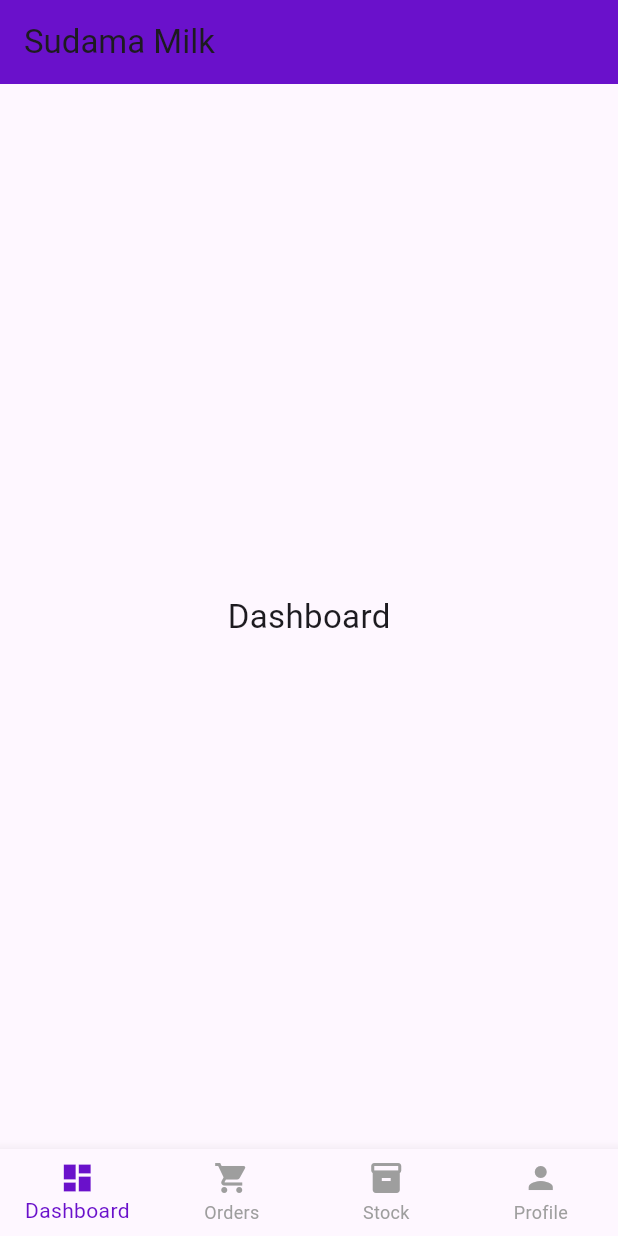
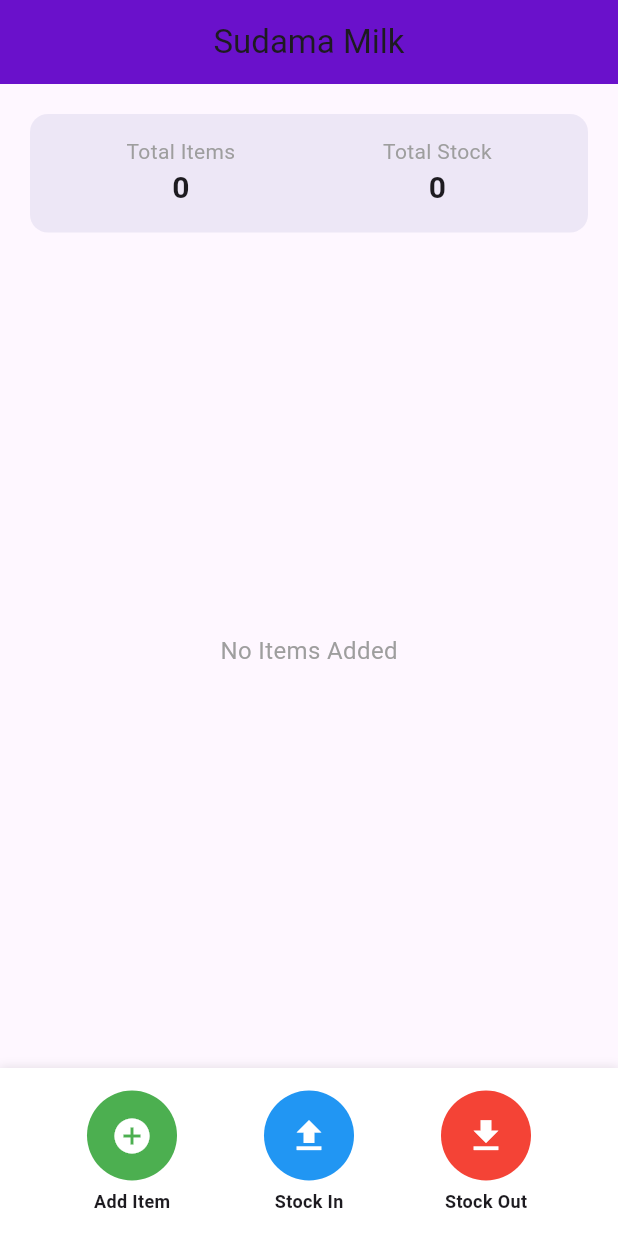
Before and after one commit to umeshsachala/sudama_milk, a Flutter app: the Homescreen screen opened directly, on a phone screen of 412 x 824 dp. Run offline on Flutter 3.47's test engine with Material 3 defaults, Android fonts, the phone set to English and light mode, and no system bars.

Commit message:
all set that

```diff
--- a/lib/main.dart
+++ b/lib/main.dart
@@ -1,5 +1,5 @@
 import 'package:flutter/material.dart';
-import 'package:sudama_milk/screens/Flash_screen.dart';
+import 'package:sudama_milk/screens/splash_screen.dart';
 
 void main() {
   runApp(const MyApp());
@@ -15,7 +15,7 @@ class MyApp extends StatelessWidget {
       theme: ThemeData(
         colorScheme: ColorScheme.fromSeed(seedColor: Colors.deepPurple),
       ),
-      home: const FlashScreen(),
+      home: const splash(),
       debugShowCheckedModeBanner: false,
     );
   }
--- a/lib/screens/Home_screen.dart
+++ /dev/null
@@ -1,61 +0,0 @@
-import 'package:flutter/material.dart';
-
-class Homescreen extends StatefulWidget {
-  const Homescreen({super.key});
-
-  @override
-  State<Homescreen> createState() => _HomescreenState();
-}
-
-class _HomescreenState extends State<Homescreen> {
-  int currentIndex = 0;
-
-  final List<Widget> pages = [
-    Center(child: Text("Dashboard", style: TextStyle(fontSize: 22))),
-    Center(child: Text("Orders", style: TextStyle(fontSize: 22))),
-    Center(child: Text("Stock", style: TextStyle(fontSize: 22))),
-    Center(child: Text("Profile", style: TextStyle(fontSize: 22))),
-  ];
-
-  @override
-  Widget build(BuildContext context) {
-    return Scaffold(
-      appBar: AppBar(
-        title: const Text("Sudama Milk"),
-        backgroundColor: const Color(0xFF6A11CB),
-      ),
-
-      body: pages[currentIndex],
-
-      bottomNavigationBar: BottomNavigationBar(
-        currentIndex: currentIndex,
-        selectedItemColor: const Color(0xFF6A11CB),
-        unselectedItemColor: Colors.grey,
-        type: BottomNavigationBarType.fixed,
-        onTap: (index) {
-          setState(() {
-            currentIndex = index;
-          });
-        },
-        items: const [
-          BottomNavigationBarItem(
-            icon: Icon(Icons.dashboard),
-            label: "Dashboard",
-          ),
-          BottomNavigationBarItem(
-            icon: Icon(Icons.shopping_cart),
-            label: "Orders",
-          ),
-          BottomNavigationBarItem(
-            icon: Icon(Icons.inventory),
-            label: "Stock",
-          ),
-          BottomNavigationBarItem(
-            icon: Icon(Icons.person),
-            label: "Profile",
-          ),
-        ],
-      ),
-    );
-  }
-}
--- /dev/null
+++ b/lib/screens/home_screen.dart
@@ -0,0 +1,224 @@
+import 'package:flutter/material.dart';
+
+import 'item_management/add_item_screen.dart';
+import 'item_management/stock_in_screen.dart';
+import 'item_management/stock_out_screen.dart';
+
+class Homescreen extends StatefulWidget {
+  const Homescreen({super.key});
+
+  @override
+  State<Homescreen> createState() => _HomescreenState();
+}
+
+class _HomescreenState extends State<Homescreen> {
+  List<Map<String, dynamic>> products = [];
+  // product = {name, stock, updatedAt}
+
+  void refresh() => setState(() {});
+
+  @override
+  Widget build(BuildContext context) {
+
+    int totalItems = products.length;
+
+    int totalStock = products.fold<int>(
+      0,
+          (sum, item) => sum + (item["stock"] as int? ?? 0),
+    );
+
+    return Scaffold(
+      appBar: AppBar(
+        title: const Text("Sudama Milk"),
+        centerTitle: true,
+        backgroundColor: const Color(0xFF6A11CB),
+      ),
+
+      body: Padding(
+        padding: const EdgeInsets.symmetric(vertical: 20, horizontal: 20),
+        child: Column(
+          children: [
+            // ============================
+            // Summary Section
+            // ============================
+            Container(
+              padding: const EdgeInsets.all(15),
+              decoration: BoxDecoration(
+                color: Colors.deepPurple.shade50,
+                borderRadius: BorderRadius.circular(12),
+              ),
+              child: Row(
+                mainAxisAlignment: MainAxisAlignment.spaceAround,
+                children: [
+                  Column(
+                    children: [
+                      const Text("Total Items",
+                          style: TextStyle(fontSize: 14, color: Colors.grey)),
+                      Text("$totalItems",
+                          style: const TextStyle(
+                              fontSize: 20, fontWeight: FontWeight.bold)),
+                    ],
+                  ),
+                  Column(
+                    children: [
+                      const Text("Total Stock",
+                          style: TextStyle(fontSize: 14, color: Colors.grey)),
+                      Text("$totalStock",
+                          style: const TextStyle(
+                              fontSize: 20, fontWeight: FontWeight.bold)),
+                    ],
+                  ),
+                ],
+              ),
+            ),
+
+            const SizedBox(height: 20),
+
+            // ============================
+            // Product List
+            // ============================
+            Expanded(
+              child: products.isEmpty
+                  ? const Center(
+                child: Text(
+                  "No Items Added",
+                  style: TextStyle(fontSize: 16, color: Colors.grey),
+                ),
+              )
+                  : ListView.builder(
+                itemCount: products.length,
+                itemBuilder: (context, i) {
+                  final item = products[i];
+
+                  DateTime updated = item["updatedAt"] ?? DateTime.now();
+
+                  // -------------------------
+                  // Format Time with AM/PM
+                  // -------------------------
+                  String hour =
+                  (updated.hour % 12 == 0 ? 12 : updated.hour % 12)
+                      .toString()
+                      .padLeft(2, '0');
+                  String minute =
+                  updated.minute.toString().padLeft(2, '0');
+                  String period = updated.hour >= 12 ? "PM" : "AM";
+
+                  return Card(
+                    child: ListTile(
+                      title: Text(item["name"]),
+                      subtitle: Text(
+                        "Stock: ${item["stock"]}\n"
+                            "Last update: $hour:$minute $period  "
+                            "${updated.day}/${updated.month}/${updated.year}",
+                      ),
+                    ),
+                  );
+                },
+              ),
+            ),
+          ],
+        ),
+      ),
+
+      // ============================
+      // Bottom Buttons Section
+      // ============================
+      bottomNavigationBar: Container(
+        padding: const EdgeInsets.symmetric(vertical: 15),
+        decoration: BoxDecoration(
+          color: Colors.white,
+          boxShadow: [
+            BoxShadow(
+                color: Colors.black.withOpacity(0.1),
+                blurRadius: 5,
+                spreadRadius: 1)
+          ],
+        ),
+        child: Row(
+          mainAxisAlignment: MainAxisAlignment.spaceEvenly,
+          children: [
+            buildBottomButton(
+              icon: Icons.add_circle,
+              label: "Add Item",
+              color: Colors.green,
+              onTap: () async {
+                await Navigator.push(
+                  context,
+                  MaterialPageRoute(
+                      builder: (_) => AddItemScreen(products, refresh)),
+                );
+              },
+            ),
+            buildBottomButton(
+              icon: Icons.upload,
+              label: "Stock In",
+              color: Colors.blue,
+              onTap: () async {
+                if (products.isEmpty) {
+                  showError("Please add an item first.");
+                  return;
+                }
+                await Navigator.push(
+                  context,
+                  MaterialPageRoute(
+                      builder: (_) => StockInScreen(products, refresh)),
+                );
+              },
+            ),
+            buildBottomButton(
+              icon: Icons.download,
+              label: "Stock Out",
+              color: Colors.red,
+              onTap: () async {
+                if (products.isEmpty) {
+                  showError("Please add an item first.");
+                  return;
+                }
+                await Navigator.push(
+                  context,
+                  MaterialPageRoute(
+                      builder: (_) => StockOutScreen(products, refresh)),
+                );
+              },
+            ),
+          ],
+        ),
+      ),
+    );
+  }
+
+  // Bottom buttons (small round)
+  Widget buildBottomButton({
+    required IconData icon,
+    required String label,
+    required Color color,
+    required VoidCallback onTap,
+  }) {
+    return GestureDetector(
+      onTap: onTap,
+      child: Column(
+        mainAxisSize: MainAxisSize.min,
+        children: [
+          Container(
+            height: 60,
+            width: 60,
+            decoration: BoxDecoration(
+              color: color,
+              shape: BoxShape.circle,
+            ),
+            child: Icon(icon, color: Colors.white, size: 28),
+          ),
+          const SizedBox(height: 5),
+          Text(label,
+              style: const TextStyle(
+                  fontSize: 12, fontWeight: FontWeight.w600))
+        ],
+      ),
+    );
+  }
+
+  void showError(String msg) {
+    ScaffoldMessenger.of(context)
+        .showSnackBar(SnackBar(content: Text(msg)));
+  }
+}
```
Also changed, not shown: lib/screens/item_management/add_item_screen.dart (added, +57 -0 lines), lib/screens/item_management/stock_in_screen.dart (added, +71 -0 lines), lib/screens/item_management/stock_out_screen.dart (added, +78 -0 lines), lib/screens/onboarding_screen.dart (+4 -4 lines), lib/screens/splash_screen.dart (renamed from lib/screens/Flash_screen.dart, +5 -5 lines), pubspec.yaml (+6 -16 lines), assets/images/Logo.png (added), pubspec.lock, 21 other files.
